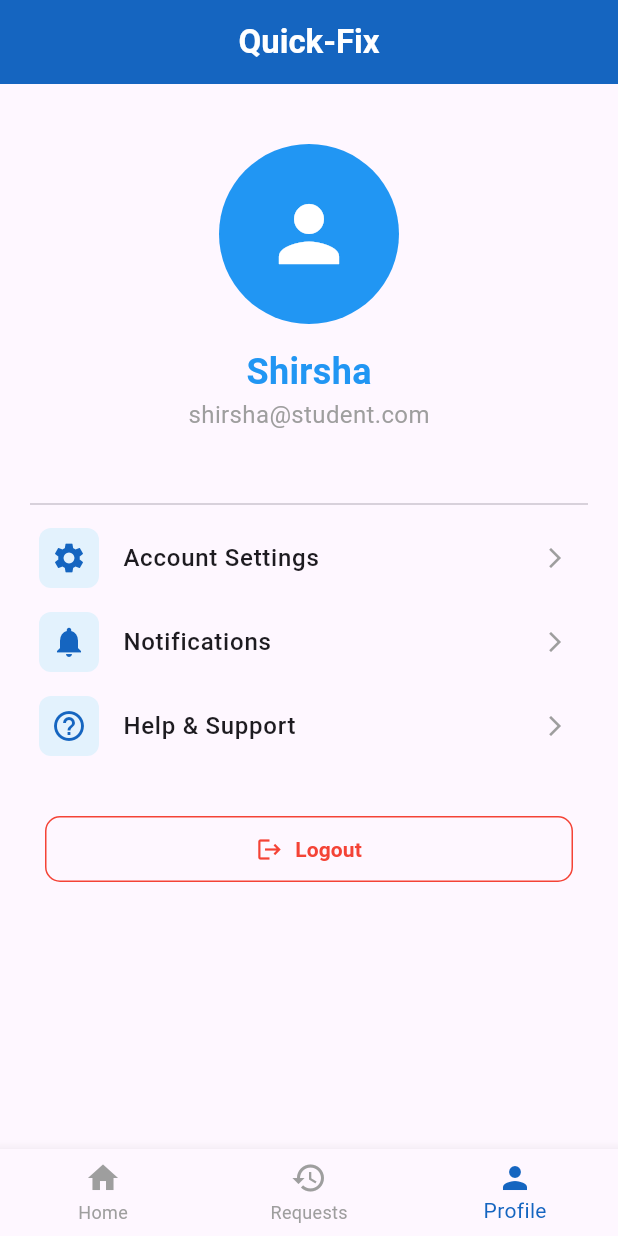
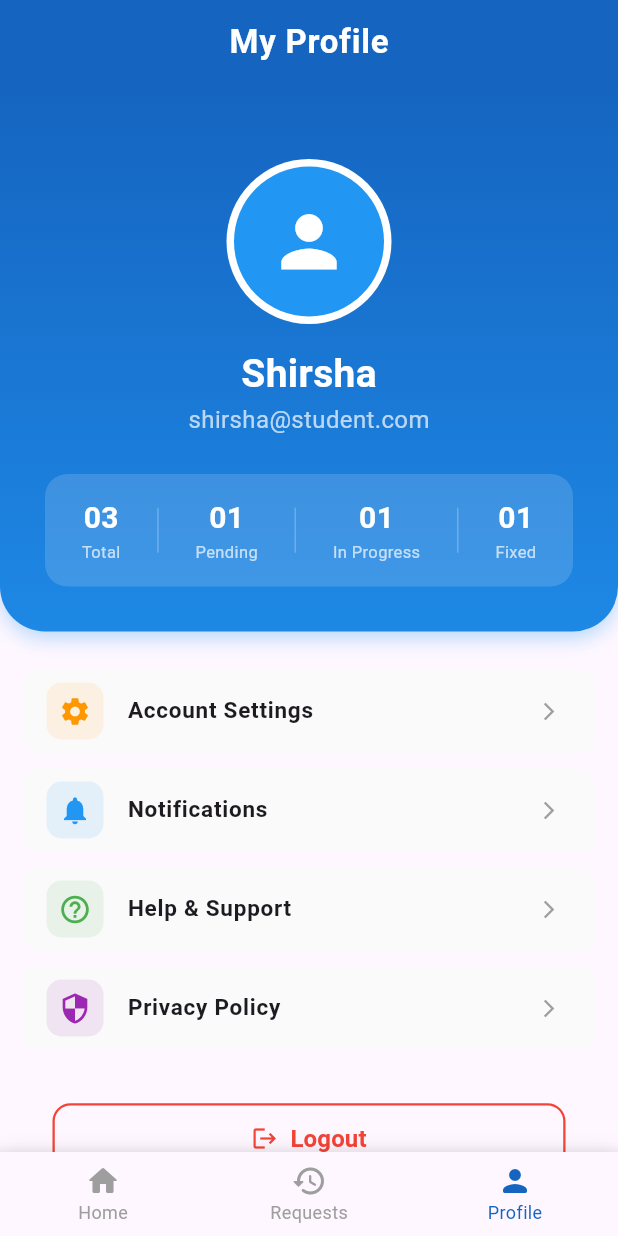
Before and after one commit to MrinmoyShib/Quick_Fix, a Flutter app: the UserHome screen opened directly, item 3 of the bottom bar chosen, on a phone screen of 412 x 824 dp. Run offline on Flutter 3.47's test engine with Material 3 defaults, Android fonts, the phone set to English and light mode, and no system bars.

Commit message:
Enhance user home/profile UI and navigation
Improve UserHome and UserProfile UI: make AppBar title dynamic and animated via AnimatedSwitcher; add a titles list; wrap BottomNavigationBar in a styled container with shadow, rounded icons, fixed type and consistent font sizes. Tweak Home page widgets (button styling, category card borderRadius) and clean up page list initialization. Redesign UserProfile to use a gradient header card with avatar and stats row, refine list options into styled cards, improve logout button styling, and add helper widgets (_statItem, _divider) while updating _profileOption signature. Overall changes aim for smoother transitions and a more consistent visual style.

```diff
--- a/lib/screens/user/user_home.dart
+++ b/lib/screens/user/user_home.dart
@@ -13,16 +13,22 @@ class UserHome extends StatefulWidget {
 class _UserHomeState extends State<UserHome> {
   int _selectedIndex = 0;
 
-  // The list of pages that the BottomNavigationBar will toggle
+  // 1. Define the dynamic titles here
+  final List<String> _titles = [
+    "Quick-Fix",
+    "Request History",
+    "My Profile",
+  ];
+
   late final List<Widget> _pages;
 
   @override
   void initState() {
     super.initState();
     _pages = [
-      _buildHomeContent(), // Index 0
-      const MyRequests(),   // Index 1
-      const UserProfile(),  // Index 2
+      _buildHomeContent(),
+      const MyRequests(),
+      const UserProfile(),
     ];
   }
 
@@ -36,26 +42,46 @@ class _UserHomeState extends State<UserHome> {
   Widget build(BuildContext context) {
     return Scaffold(
       appBar: AppBar(
-        title: const Text("Quick-Fix",
-            style: TextStyle(color: Colors.white, fontWeight: FontWeight.bold)),
+        // 2. Wrap title in AnimatedSwitcher for a smooth transition effect
+        title: AnimatedSwitcher(
+          duration: const Duration(milliseconds: 300),
+          child: Text(
+            _titles[_selectedIndex],
+            key: ValueKey<String>(_titles[_selectedIndex]), // Required for AnimatedSwitcher
+            style: const TextStyle(
+              color: Colors.white,
+              fontWeight: FontWeight.bold,
+              letterSpacing: 0.5,
+            ),
+          ),
+        ),
         backgroundColor: Colors.blue[800],
         centerTitle: true,
         elevation: 0,
-        // Optional: Ensure no back arrow appears on the home screen
         automaticallyImplyLeading: false,
       ),
       body: _pages[_selectedIndex],
 
-      bottomNavigationBar: BottomNavigationBar(
+      bottomNavigationBar: Container(
+        decoration: BoxDecoration(
+          boxShadow: [
+            BoxShadow(color: Colors.black.withOpacity(0.1), blurRadius: 10)
+          ],
+        ),
+        child: BottomNavigationBar(
           currentIndex: _selectedIndex,
           onTap: _onItemTapped,
           selectedItemColor: Colors.blue[800],
           unselectedItemColor: Colors.grey,
+          selectedFontSize: 12,
+          unselectedFontSize: 12,
+          type: BottomNavigationBarType.fixed, // Keeps icons steady
           items: const [
-          BottomNavigationBarItem(icon: Icon(Icons.home), label: 'Home'),
-          BottomNavigationBarItem(icon: Icon(Icons.history), label: 'Requests'),
-          BottomNavigationBarItem(icon: Icon(Icons.person), label: 'Profile'),
+            BottomNavigationBarItem(icon: Icon(Icons.home_rounded), label: 'Home'),
+            BottomNavigationBarItem(icon: Icon(Icons.history_rounded), label: 'Requests'),
+            BottomNavigationBarItem(icon: Icon(Icons.person_rounded), label: 'Profile'),
           ],
+        ),
       ),
     );
   }
@@ -76,7 +102,6 @@ class _UserHomeState extends State<UserHome> {
           ),
           const SizedBox(height: 25),
 
-          // Categories Grid
           GridView.count(
             shrinkWrap: true,
             physics: const NeverScrollableScrollPhysics(),
@@ -120,9 +145,9 @@ class _UserHomeState extends State<UserHome> {
                 ElevatedButton(
                   style: ElevatedButton.styleFrom(
                     backgroundColor: Colors.white,
-                      foregroundColor: Colors.blue[800]
+                    foregroundColor: Colors.blue[800],
+                    shape: RoundedRectangleBorder(borderRadius: BorderRadius.circular(10)),
                   ),
-                  // Passing 'Other' as default for the generic quick action button
                   onPressed: () => Navigator.push(
                       context,
                       MaterialPageRoute(
@@ -141,7 +166,7 @@ class _UserHomeState extends State<UserHome> {
 
   Widget _categoryCard(String title, IconData icon, Color color) {
     return InkWell(
-      // Passing the category title to the ReportForm
+      borderRadius: BorderRadius.circular(20),
       onTap: () => Navigator.push(
           context,
           MaterialPageRoute(
--- a/lib/screens/user/user_profile.dart
+++ b/lib/screens/user/user_profile.dart
@@ -6,55 +6,109 @@ class UserProfile extends StatelessWidget {
 
   @override
   Widget build(BuildContext context) {
-    // Scaffold removed to integrate seamlessly with the BottomNavigationBar in UserHome
     return Column(
       children: [
-        const SizedBox(height: 40),
-
-        // Profile Header
-        const Center(
+        // --- 1. THE PROFILE HEADER CARD ---
+        Container(
+          width: double.infinity,
+          decoration: BoxDecoration(
+            gradient: LinearGradient(
+              begin: Alignment.topCenter,
+              end: Alignment.bottomCenter,
+              colors: [Colors.blue[800]!, Colors.blue[600]!],
+            ),
+            borderRadius: const BorderRadius.only(
+              bottomLeft: Radius.circular(30),
+              bottomRight: Radius.circular(30),
+            ),
+            boxShadow: [
+              BoxShadow(
+                color: Colors.blue.withOpacity(0.3),
+                blurRadius: 10,
+                offset: const Offset(0, 5),
+              )
+            ],
+          ),
+          padding: const EdgeInsets.only(top: 50, bottom: 30),
+          child: Column(
+            children: [
+              const CircleAvatar(
+                radius: 55,
+                backgroundColor: Colors.white,
                 child: CircleAvatar(
-            radius: 60,
+                  radius: 50,
                   backgroundColor: Colors.blue,
-            child: Icon(Icons.person, size: 60, color: Colors.white),
+                  child: Icon(Icons.person, size: 55, color: Colors.white),
                 ),
               ),
               const SizedBox(height: 15),
               const Text(
                 "Shirsha",
-          style: TextStyle(fontSize: 24, fontWeight: FontWeight.bold, color: Colors.blue),
+                style: TextStyle(
+                    fontSize: 26,
+                    fontWeight: FontWeight.bold,
+                    color: Colors.white
+                ),
               ),
               const Text(
                 "shirsha@student.com",
-          style: TextStyle(color: Colors.grey, fontSize: 16),
+                style: TextStyle(color: Colors.white70, fontSize: 16),
               ),
 
-        const SizedBox(height: 40),
-        const Divider(indent: 20, endIndent: 20),
+              const SizedBox(height: 25),
 
-        // Profile Options
+              // --- 2. THE STATISTICS ROW (Matched to your Request History) ---
+              Container(
+                margin: const EdgeInsets.symmetric(horizontal: 30),
+                padding: const EdgeInsets.symmetric(vertical: 15),
+                decoration: BoxDecoration(
+                  color: Colors.white.withOpacity(0.15),
+                  borderRadius: BorderRadius.circular(15),
+                ),
+                child: Row(
+                  mainAxisAlignment: MainAxisAlignment.spaceEvenly,
+                  children: [
+                    _statItem("Total", "03"),
+                    _divider(),
+                    _statItem("Pending", "01"),
+                    _divider(),
+                    _statItem("In Progress", "01"),
+                    _divider(),
+                    _statItem("Fixed", "01"),
+                  ],
+                ),
+              ),
+            ],
+          ),
+        ),
+
+        const SizedBox(height: 20),
+
+        // --- 3. PROFILE OPTIONS LIST ---
         Expanded(
           child: ListView(
-            padding: const EdgeInsets.symmetric(horizontal: 10),
+            padding: const EdgeInsets.symmetric(horizontal: 15),
             children: [
-              _profileOption(Icons.settings, "Account Settings"),
-              _profileOption(Icons.notifications, "Notifications"),
-              _profileOption(Icons.help_outline, "Help & Support"),
+              _profileOption(Icons.settings, "Account Settings", Colors.orange),
+              _profileOption(Icons.notifications, "Notifications", Colors.blue),
+              _profileOption(Icons.help_outline, "Help & Support", Colors.green),
+              _profileOption(Icons.security, "Privacy Policy", Colors.purple),
 
               const SizedBox(height: 30),
 
-              // Logout Button - Handles Authorization Requirement
+              // Logout Button
               Padding(
                 padding: const EdgeInsets.symmetric(horizontal: 20),
                 child: OutlinedButton.icon(
                   style: OutlinedButton.styleFrom(
                     foregroundColor: Colors.red,
-                    side: const BorderSide(color: Colors.red),
+                    side: const BorderSide(color: Colors.red, width: 1.5),
                     padding: const EdgeInsets.symmetric(vertical: 12),
-                    shape: RoundedRectangleBorder(borderRadius: BorderRadius.circular(10)),
+                    shape: RoundedRectangleBorder(
+                        borderRadius: BorderRadius.circular(12)
+                    ),
                   ),
                   onPressed: () {
-                    // Clears the stack and returns to Splash for security
                     Navigator.pushAndRemoveUntil(
                       context,
                       MaterialPageRoute(builder: (context) => const SplashScreen()),
@@ -62,9 +116,13 @@ class UserProfile extends StatelessWidget {
                     );
                   },
                   icon: const Icon(Icons.logout),
-                  label: const Text("Logout", style: TextStyle(fontWeight: FontWeight.bold)),
+                  label: const Text(
+                      "Logout",
+                      style: TextStyle(fontWeight: FontWeight.bold, fontSize: 16)
                   ),
                 ),
+              ),
+              const SizedBox(height: 20),
             ],
           ),
         ),
@@ -72,19 +130,54 @@ class UserProfile extends StatelessWidget {
     );
   }
 
-  Widget _profileOption(IconData icon, String title) {
-    return ListTile(
+  // Helper for Statistic Items
+  Widget _statItem(String label, String value) {
+    return Column(
+      children: [
+        Text(
+          value,
+          style: const TextStyle(
+              color: Colors.white,
+              fontSize: 20,
+              fontWeight: FontWeight.bold
+          ),
+        ),
+        Text(
+          label,
+          style: const TextStyle(color: Colors.white70, fontSize: 11),
+        ),
+      ],
+    );
+  }
+
+  // Vertical Divider for Stats
+  Widget _divider() {
+    return Container(height: 30, width: 1, color: Colors.white24);
+  }
+
+  // Refined Profile Option Helper
+  Widget _profileOption(IconData icon, String title, Color color) {
+    return Card(
+      elevation: 0,
+      margin: const EdgeInsets.symmetric(vertical: 5),
+      shape: RoundedRectangleBorder(borderRadius: BorderRadius.circular(12)),
+      color: Colors.grey[50],
+      child: ListTile(
         leading: Container(
           padding: const EdgeInsets.all(8),
           decoration: BoxDecoration(
-          color: Colors.blue[50],
-          borderRadius: BorderRadius.circular(8),
+            color: color.withOpacity(0.1),
+            borderRadius: BorderRadius.circular(10),
           ),
-        child: Icon(icon, color: Colors.blue[800]),
+          child: Icon(icon, color: color, size: 22),
         ),
-      title: Text(title, style: const TextStyle(fontWeight: FontWeight.w500)),
-      trailing: const Icon(Icons.arrow_forward_ios, size: 16, color: Colors.grey),
+        title: Text(
+            title,
+            style: const TextStyle(fontWeight: FontWeight.w600, fontSize: 15)
+        ),
+        trailing: const Icon(Icons.arrow_forward_ios, size: 14, color: Colors.grey),
         onTap: () {},
+      ),
     );
   }
 }
```
Lines whose indentation alone changed are shown as unchanged.
